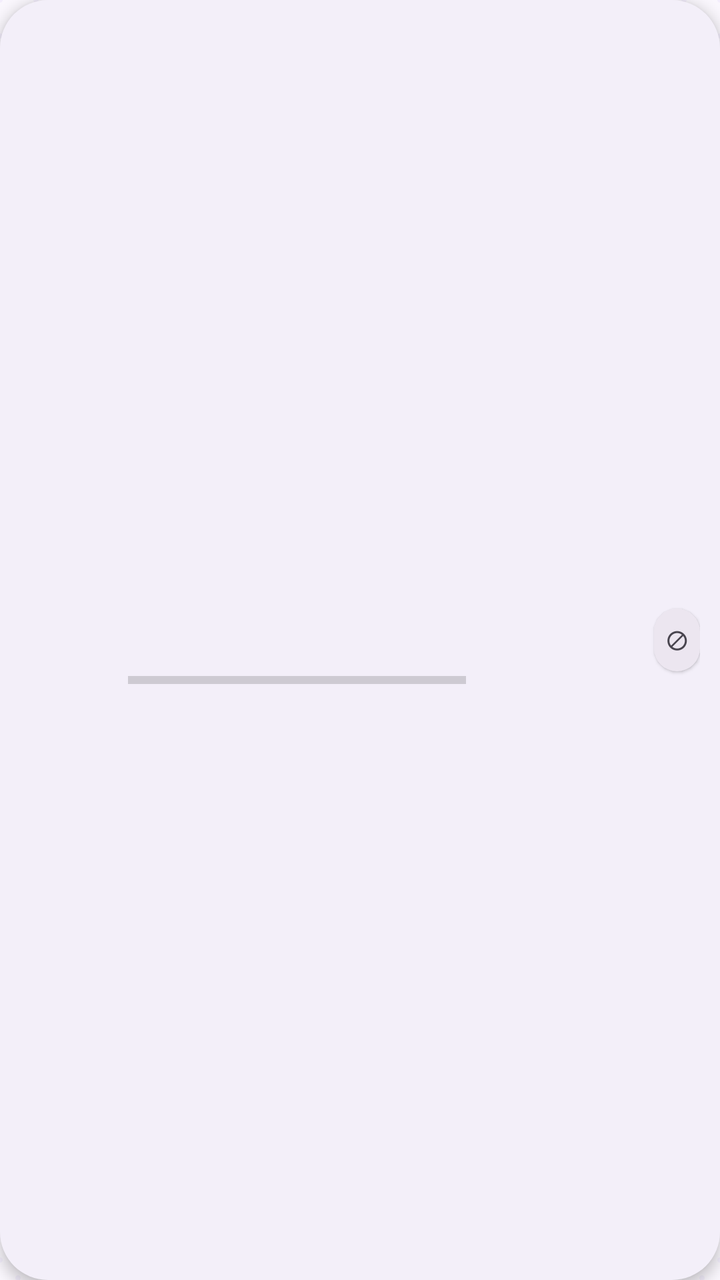
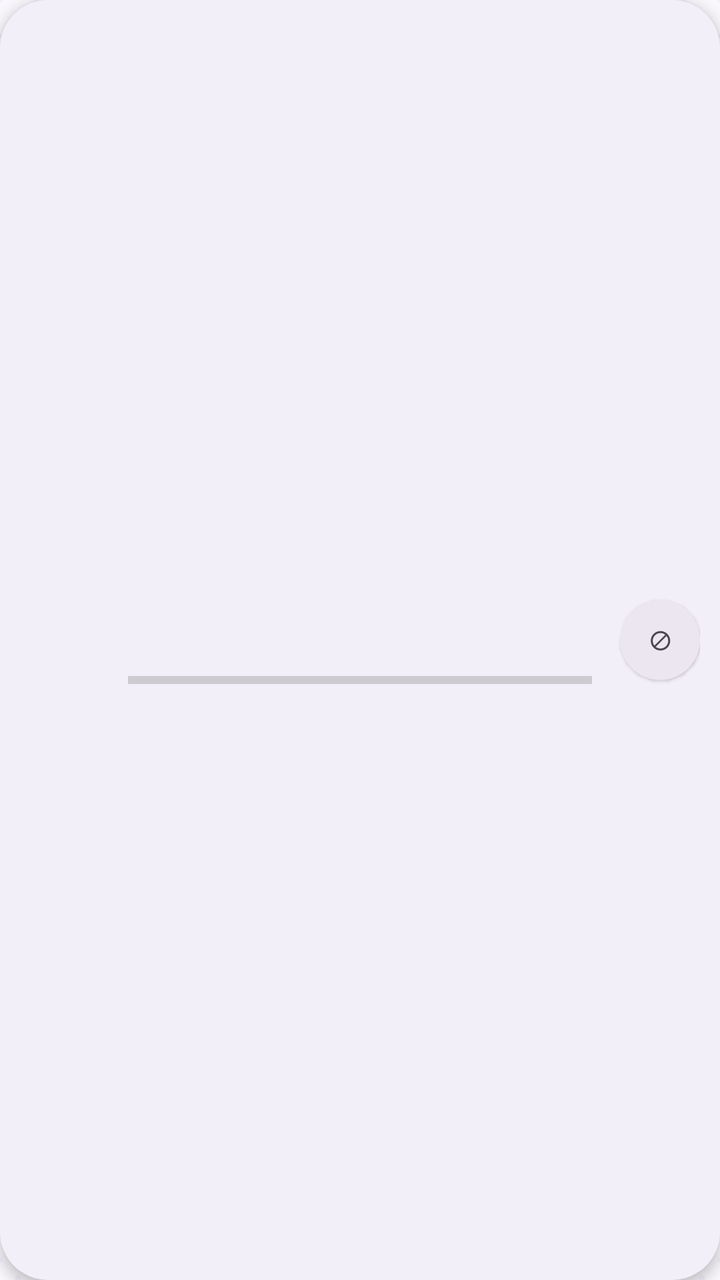

Compare the two renders of this Android layout. The source of the first and the diff that turns it into the second are given below.
<!-- AndroidManifest.xml: application theme AppTheme -->
<!-- res/layout/item_bead_count.xml -->
<?xml version="1.0" encoding="utf-8"?>
<LinearLayout xmlns:android="http://schemas.android.com/apk/res/android"
    android:layout_width="match_parent"
    android:layout_height="wrap_content"
    android:layout_marginStart="10dp"
    android:layout_marginTop="7dp"
    android:layout_marginEnd="10dp"
    android:background="@drawable/bg_card"
    android:elevation="4dp"
    android:gravity="center_vertical"
    android:orientation="horizontal"
    android:padding="10dp">

    <FrameLayout
        android:layout_width="42dp"
        android:layout_height="42dp">

        <View
            android:id="@+id/swatch"
            android:layout_width="match_parent"
            android:layout_height="match_parent" />

        <TextView
            android:id="@+id/tvSymbol"
            android:layout_width="match_parent"
            android:layout_height="match_parent"
            android:gravity="center"
            android:textSize="15sp"
            android:textStyle="bold" />
    </FrameLayout>

    <LinearLayout
        android:layout_width="0dp"
        android:layout_height="wrap_content"
        android:layout_marginStart="12dp"
        android:layout_weight="1"
        android:orientation="vertical">

        <TextView
            android:id="@+id/tvName"
            android:layout_width="wrap_content"
            android:layout_height="wrap_content"
            android:textColor="@color/textMain"
            android:textSize="14sp"
            android:textStyle="bold" />

        <TextView
            android:id="@+id/tvBrand"
            android:layout_width="wrap_content"
            android:layout_height="wrap_content"
            android:layout_marginTop="2dp"
            android:textColor="@color/textSub"
            android:textSize="10sp" />

        <TextView
            android:id="@+id/tvSub"
            android:layout_width="wrap_content"
            android:layout_height="wrap_content"
            android:layout_marginTop="2dp"
            android:textColor="#2EA8A0"
            android:textSize="10sp"
            android:textStyle="bold"
            android:visibility="gone" />

        <ProgressBar
            android:id="@+id/pb"
            style="?android:attr/progressBarStyleHorizontal"
            android:layout_width="match_parent"
            android:layout_height="5dp"
            android:layout_marginTop="6dp" />
    </LinearLayout>

    <LinearLayout
        android:layout_width="78dp"
        android:layout_height="wrap_content"
        android:layout_marginStart="10dp"
        android:gravity="end"
        android:orientation="vertical">

        <TextView
            android:id="@+id/tvCount"
            android:layout_width="wrap_content"
            android:layout_height="wrap_content"
            android:textColor="@color/textMain"
            android:textSize="14sp"
            android:textStyle="bold" />

        <TextView
            android:id="@+id/tvPercent"
            android:layout_width="wrap_content"
            android:layout_height="wrap_content"
            android:layout_marginTop="2dp"
            android:textColor="@color/textSub"
            android:textSize="11sp" />

        <TextView
            android:id="@+id/tvInv"
            android:layout_width="wrap_content"
            android:layout_height="wrap_content"
            android:layout_marginTop="2dp"
            android:textSize="10sp"
            android:textStyle="bold" />
    </LinearLayout>

    <TextView
        android:id="@+id/btnExclude"
        android:layout_width="wrap_content"
        android:layout_height="wrap_content"
        android:layout_marginStart="6dp"
        android:background="@drawable/bg_chip"
        android:clickable="true"
        android:elevation="1dp"
        android:focusable="true"
        android:gravity="center"
        android:padding="6dp"
        android:text="⊘"
        android:textColor="@color/textSub"
        android:textSize="14sp" />
</LinearLayout>
<!-- resources referenced by this layout -->
<resources>
  <color name="textMain">#1D1B20</color>
  <color name="textSub">#49454F</color>
  <!-- drawable bg_card (drawable) -->
  <?xml version="1.0" encoding="utf-8"?>
  <shape xmlns:android="http://schemas.android.com/apk/res/android"
      android:shape="rectangle">
      <solid android:color="@color/colorSurface" />
      <corners android:radius="24dp" />
  </shape>
  <!-- drawable bg_chip (drawable) -->
  <?xml version="1.0" encoding="utf-8"?>
  <selector xmlns:android="http://schemas.android.com/apk/res/android">
      <item android:state_selected="true">
          <shape android:shape="rectangle">
              <solid android:color="@color/primaryContainer" />
              <corners android:radius="20dp" />
          </shape>
      </item>
      <item android:state_checked="true">
          <shape android:shape="rectangle">
              <solid android:color="@color/primaryContainer" />
              <corners android:radius="20dp" />
          </shape>
      </item>
      <item>
          <shape android:shape="rectangle">
              <solid android:color="@color/subsurface" />
              <corners android:radius="20dp" />
          </shape>
      </item>
  </selector>
  <style name="AppTheme" parent="android:Theme.Material.Light.NoActionBar">
          <item name="android:colorPrimary">@color/primary</item>
          <item name="android:colorPrimaryDark">@color/bg</item>
          <item name="android:colorAccent">@color/primary</item>
          <item name="android:statusBarColor">@color/bg</item>
          <item name="android:navigationBarColor">@color/bg</item>
          <item name="android:windowBackground">@drawable/bg_pegboard</item>
          <item name="android:windowLightStatusBar">true</item>
          
          <item name="android:alertDialogTheme">@style/CandyAlertDialog</item>
      </style>
  <color name="colorSurface">#F3EFF9</color>
  <color name="primaryContainer">#EADDFF</color>
  <color name="subsurface">#ECE6F0</color>
  <color name="primary">#6750A4</color>
  <color name="bg">#FEF7FF</color>
  <!-- drawable bg_pegboard (drawable) -->
  <?xml version="1.0" encoding="utf-8"?>
  <bitmap xmlns:android="http://schemas.android.com/apk/res/android"
      android:src="@drawable/tile_pegboard"
      android:tileModeX="repeat"
      android:tileModeY="repeat" />
  <style name="CandyAlertDialog" parent="android:Theme.Material.Light.Dialog.Alert">
          <item name="android:windowBackground">@drawable/bg_dialog</item>
          <item name="android:colorAccent">@color/primary</item>
          <item name="android:textColorPrimary">@color/textMain</item>
          <item name="android:textColorSecondary">@color/textSub</item>
          <item name="android:windowMinWidthMinor">85%</item>
      </style>
  <!-- drawable tile_pegboard: png bitmap (drawable-night-nodpi, 262 bytes) -->
  <!-- drawable bg_dialog (drawable) -->
  <?xml version="1.0" encoding="utf-8"?>
  <shape xmlns:android="http://schemas.android.com/apk/res/android"
      android:shape="rectangle">
      <solid android:color="@color/card" />
      <corners android:radius="28dp" />
  </shape>
  <color name="card">#FFFFFF</color>
</resources>

<!-- the commit's change to res/layout/item_bead_count.xml (unified diff, before → after) -->
@@ -57,7 +57,7 @@
             android:layout_width="wrap_content"
             android:layout_height="wrap_content"
             android:layout_marginTop="2dp"
-            android:textColor="#2EA8A0"
+            android:textColor="@color/colorSuccess"
             android:textSize="10sp"
             android:textStyle="bold"
             android:visibility="gone" />
@@ -70,10 +70,11 @@
             android:layout_marginTop="6dp" />
     </LinearLayout>
 
+    
     <LinearLayout
-        android:layout_width="78dp"
+        android:layout_width="wrap_content"
         android:layout_height="wrap_content"
-        android:layout_marginStart="10dp"
+        android:layout_marginStart="8dp"
         android:gravity="end"
         android:orientation="vertical">
 
@@ -102,17 +103,18 @@
             android:textStyle="bold" />
     </LinearLayout>
 
+    
     <TextView
         android:id="@+id/btnExclude"
-        android:layout_width="wrap_content"
-        android:layout_height="wrap_content"
+        android:layout_width="40dp"
+        android:layout_height="40dp"
         android:layout_marginStart="6dp"
         android:background="@drawable/bg_chip"
         android:clickable="true"
         android:elevation="1dp"
         android:focusable="true"
         android:gravity="center"
-        android:padding="6dp"
+        android:contentDescription="@string/btn_exclude_short"
         android:text="⊘"
         android:textColor="@color/textSub"
         android:textSize="14sp" />
<!-- resource entries referenced after the edit -->
@@ -1,5 +1,6 @@
 <!-- resources referenced by this layout -->
 <resources>
+  <color name="colorSuccess">#2E9E6B</color>
   <color name="textMain">#1D1B20</color>
   <color name="textSub">#49454F</color>
   <!-- drawable bg_card (drawable) -->
@@ -31,6 +32,7 @@
           </shape>
       </item>
   </selector>
+  <string name="btn_exclude_short">⊘ 排除此色</string>
   <style name="AppTheme" parent="android:Theme.Material.Light.NoActionBar">
           <item name="android:colorPrimary">@color/primary</item>
           <item name="android:colorPrimaryDark">@color/bg</item>
